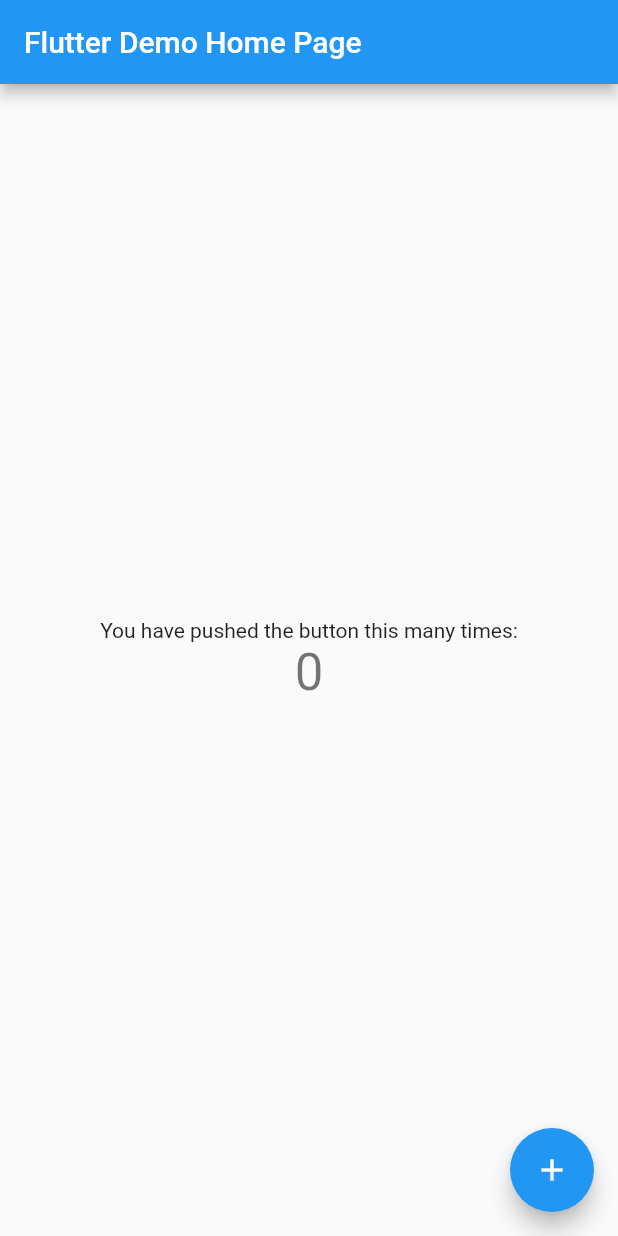
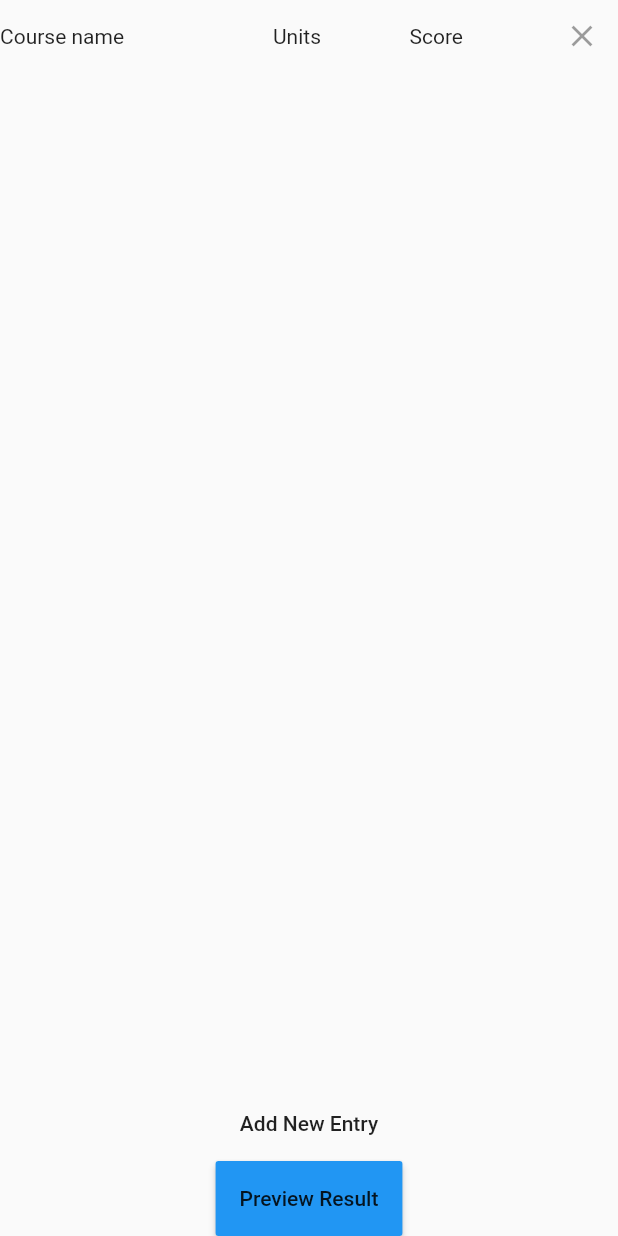
Before and after one commit to Dolappo/cgpa_app, a Flutter app: the screen it shows after launch, on a phone screen of 412 x 824 dp. Run offline on Flutter 3.47's test engine with Material 2 defaults, Android fonts, the phone set to English and light mode, and no system bars; our stand-ins replace google_fonts, stacked, stacked_core, stacked_services.

Commit message:
I created screens and widgets to preview the result_entry.dart. I have also written necessary logics for the GPA. Up next is the CGPA. Thanks

```diff
--- a/lib/app/app_setup.dart
+++ b/lib/app/app_setup.dart
@@ -1,3 +1,4 @@
+import 'package:cgpa_app/core/services/calculation_service.dart';
 import 'package:flutter/material.dart';
 import 'package:stacked_services/stacked_services.dart';
 import 'package:stacked/stacked_annotations.dart';
@@ -13,6 +14,7 @@ import 'package:stacked/stacked_annotations.dart';
     LazySingleton(classType: BottomSheetService),
     LazySingleton(classType: DialogService),
     LazySingleton(classType: SnackbarService),
+    LazySingleton(classType: CalculationService),
   ],
 )
 class $AppSetup {}
--- a/lib/core/model/result_entry.dart
+++ b/lib/core/model/result_entry.dart
@@ -32,8 +32,8 @@ class ResultEntry {
         'grade': grade,
       };
 
-  Grade get scoreGrade {
-    if (score! > 70 && score! < 100) {
+  String get scoreGrade {
+    if (score! > 70 && score! <= 100) {
       return Grade.a.toEString();
   }
     else if(score! > 60 && score! < 70){
--- a/lib/main.dart
+++ b/lib/main.dart
@@ -1,6 +1,9 @@
+import 'package:cgpa_app/app/app_setup.locator.dart';
+import 'package:cgpa_app/ui/screens/entry/result_entry_screen.dart';
 import 'package:flutter/material.dart';
 
 void main() {
+  setupLocator();
   runApp(const MyApp());
 }
 
@@ -24,7 +27,7 @@ class MyApp extends StatelessWidget {
         // is not restarted.
         primarySwatch: Colors.blue,
       ),
-      home: const MyHomePage(title: 'Flutter Demo Home Page'),
+      home: const ResultEntryScreen()
     );
   }
 }
--- /dev/null
+++ b/lib/ui/screens/entry/result_entry_screen.dart
@@ -0,0 +1,40 @@
+import 'package:cgpa_app/ui/screens/entry/result_entry_view_model.dart';
+import 'package:cgpa_app/ui/screens/preview/preview_result_screen.dart';
+import 'package:cgpa_app/ui/widgets/result_entry_card.dart';
+import 'package:flutter/material.dart';
+import 'package:stacked/stacked.dart';
+
+class ResultEntryScreen extends StatelessWidget {
+  const ResultEntryScreen({Key? key}) : super(key: key);
+
+  @override
+  Widget build(BuildContext context) {
+    return ViewModelBuilder<ResultEntryViewModel>.reactive(
+      viewModelBuilder: ()=> ResultEntryViewModel(),
+      builder: (context, model, _) {
+        return Scaffold(
+          body: Column(
+            children:  [
+              const ResultEntryCard(isPreview: false, isHeader: true,),
+              Expanded(
+                child: Column(
+                  children: List.generate(model.studentEntries.length, (index) => ResultEntryCard(
+                        onChangeCourseName: (value)=> model.onChangeCourseName(index, value),
+                    onChangeCourseScore: (value)=> model.onChangeScore(index, value),
+                    onChangeCourseUnit: (value)=> model.onChangeCourseUnit(index, value),
+                    removeField:()=> model.removeEntry(index),
+                  )),
+                ),
+              ),
+              MaterialButton(height: 50, onPressed: ()=> model.addNewEntry(), child: const Text('Add New Entry'),),
+              MaterialButton(height: 50, onPressed:(){
+                model.submitEntries();
+                Navigator.push(context, MaterialPageRoute(builder: (context)=> PreviewEntryScreen()));
+              }, color: Colors.blue, child: const Text('Preview Result'),)
+            ],
+          ),
+        );
+      }
+    );
+  }
+}
--- /dev/null
+++ b/lib/ui/screens/entry/result_entry_view_model.dart
@@ -0,0 +1,43 @@
+import 'package:cgpa_app/core/services/calculation_service.dart';
+import 'package:flutter/material.dart';
+import 'package:stacked/stacked.dart';
+
+import '../../../app/app_setup.locator.dart';
+import '../../../core/model/result_entry.dart';
+class ResultEntryViewModel extends BaseViewModel{
+  final _calcService = locator<CalculationService>();
+List<ResultEntry> _studentEntries = [];
+
+List<ResultEntry> get studentEntries => _studentEntries;
+
+void onChangeCourseName(int index, value){
+  print('course name: $value');
+  _studentEntries[index].course = value;
+  notifyListeners();
+}
+void onChangeCourseUnit(int index, value){
+  print('course unit: $value');
+  _studentEntries[index].courseUnit = int.parse(value);
+  notifyListeners();
+}
+void onChangeScore(int index, value){
+  print('course score: $value');
+  _studentEntries[index].score = double.parse(value);
+  notifyListeners();
+}
+
+void addNewEntry(){
+  _studentEntries.add(ResultEntry());
+  notifyListeners();
+}
+
+void removeEntry(index){
+  _studentEntries.removeAt(index);
+  notifyListeners();
+}
+
+void submitEntries(){
+  _calcService.setEntries(_studentEntries);
+}
+
+}
--- /dev/null
+++ b/lib/ui/screens/preview/preview_entry_view_model.dart
@@ -0,0 +1,16 @@
+import 'package:cgpa_app/core/services/calculation_service.dart';
+import 'package:stacked/stacked.dart';
+
+import '../../../app/app_setup.locator.dart';
+import '../../../core/model/result_entry.dart';
+class PreviewEntryViewModel extends BaseViewModel{
+final _calcService = locator<CalculationService>();
+List<ResultEntry> _entry = [];
+List<ResultEntry> get entry => _entry;
+void getEntries(){
+  _entry = _calcService.entries;
+  print('Preview: ${_entry[0].course}');
+  notifyListeners();
+}
+
+}
--- /dev/null
+++ b/lib/ui/widgets/result_entry_card.dart
@@ -0,0 +1,73 @@
+import 'package:flutter/material.dart';
+import '../../core/model/result_entry.dart';
+import 'c_textfield.dart';
+
+class ResultEntryCard extends StatelessWidget {
+  final ResultEntry? model;
+  final bool isPreview;
+  final void Function()? removeField;
+  final bool isHeader;
+  final void Function(String?)? onChangeCourseName;
+  final void Function(String?)? onChangeCourseScore;
+  final void Function(String?)? onChangeCourseUnit;
+  const ResultEntryCard({
+    Key? key,
+    this.removeField,
+    this.isPreview = false,
+    this.model,
+    this.isHeader = false,
+    this.onChangeCourseName,
+    this.onChangeCourseScore,
+    this.onChangeCourseUnit,
+  }) : super(key: key);
+
+  @override
+  Widget build(BuildContext context) {
+    return !isPreview
+        ? Row(
+            children: [
+              Expanded(
+                flex: 2,
+                child:isHeader?Text('Course name'): CTextField(
+                  onChanged: onChangeCourseName,
+                  hintText: 'Course name',
+                ),
+              ),
+              Expanded(
+                child: isHeader?Text('Units'): CTextField(
+                  onChanged: onChangeCourseUnit!,
+                  hintText: 'Course unit',
+                  keyboardType: TextInputType.phone,
+                ),
+              ),
+              Expanded(
+                child: isHeader?Text('Score'): CTextField(
+                  onChanged: onChangeCourseScore!,
+                  hintText: 'Score',
+                  keyboardType: TextInputType.phone,
+                ),
+              ),
+              IconButton(icon: Icon(Icons.close), onPressed: removeField,),
+            ],
+          )
+        : Row(
+            children: [
+              Expanded(
+                  flex: 2,
+                  child: Text(isHeader ? 'Course Name' : model?.course ?? '-')),
+              Expanded(
+                  child: Text(
+                      isHeader ? 'Unit' : model?.courseUnit.toString() ?? '-')),
+              Expanded(
+                  child: Text(
+                      isHeader ? 'Score' : model?.score.toString() ?? '-')),
+              if(isPreview)
+              Expanded(
+                child: Text(isHeader
+                    ? 'Grade'
+                    : model?.scoreGrade?? '-'),
+              ),
+            ],
+          );
+  }
+}
--- a/pubspec.yaml
+++ b/pubspec.yaml
@@ -41,10 +41,10 @@ dependencies:
 
 dev_dependencies:
   flutter_hooks: ^0.18.0
-  stacked_generator: ^0.5.6
+  stacked_generator: ^0.8.0
   build_runner:
-  stacked_services: ^0.8.15
-  stacked: ^2.2.7
+  stacked_services: ^0.9.5
+  stacked: ^3.0.0
   flutter_test:
     sdk: flutter
 
```
Also changed, not shown: lib/app/app_setup.locator.dart (+11 -5 lines), lib/app/app_setup.router.dart (deleted, +0 -22 lines), lib/core/services/calculation_service.dart (added, +46 -0 lines), lib/ui/screens/preview/preview_result_screen.dart (added, +29 -0 lines), lib/ui/widgets/c_textfield.dart (added, +37 -0 lines), lib/widgets/c_textfield.dart (deleted, +0 -28 lines), lib/widgets/result_entry_card.dart (deleted, +0 -14 lines), pubspec.lock.
